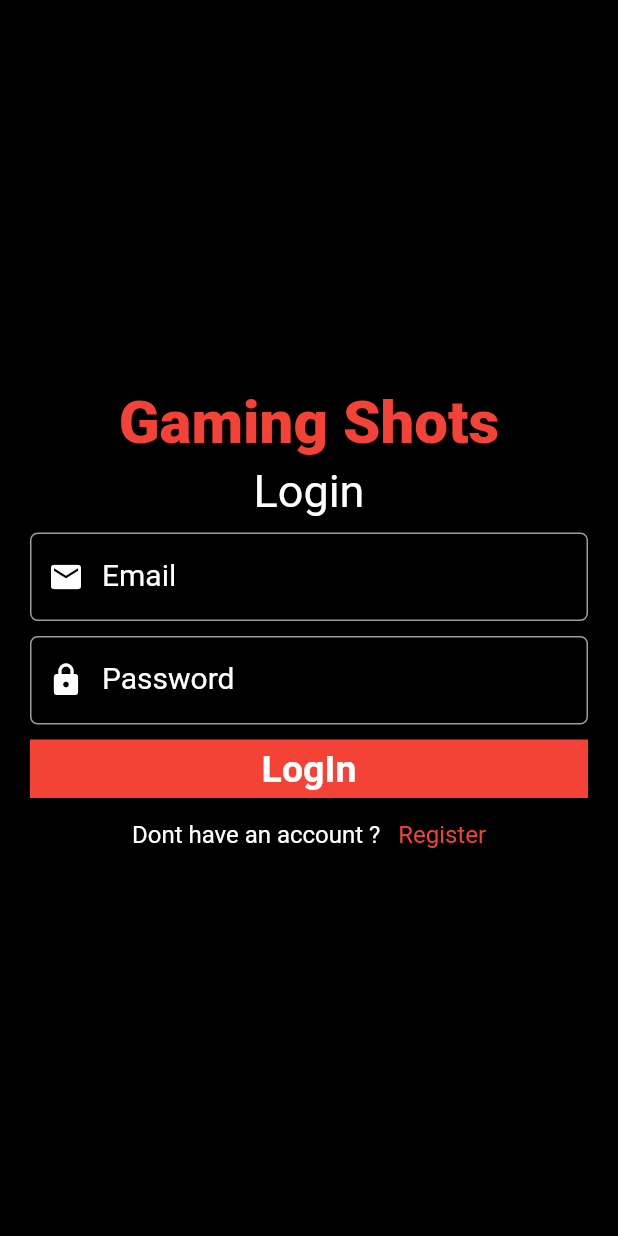
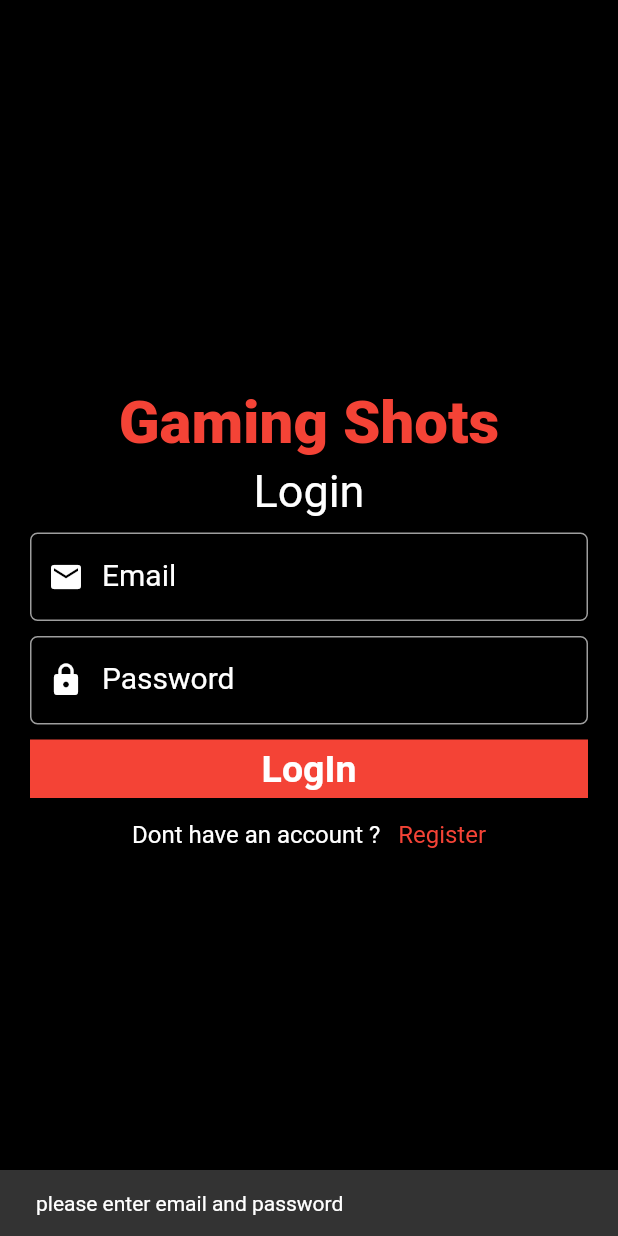
Before and after one commit to aman246149/reels-app, a Flutter app: the screen it shows after launch, after a tap on "LogIn", on a phone screen of 412 x 824 dp. Run offline on Flutter 3.47's test engine with Material 2 defaults, Android fonts, the phone set to English and light mode, and no system bars; our stand-ins replace chewie, cloud_firestore, firebase_auth, firebase_core, firebase_storage, flutter_swiper and 2 more; accounts and stored records are empty; network calls fail.

Commit message:
authentication logic made with proper functionality

```diff
--- /dev/null
+++ b/lib/Models/UserModel.dart
@@ -0,0 +1,23 @@
+class UserModel {
+  String userName;
+  String photoUrl;
+  String uid;
+
+  UserModel(
+      {required this.userName, required this.photoUrl, required this.uid});
+
+  //convert user object into json
+
+  Map<String, dynamic> toJson() {
+    return {"userName": userName, "photoUrl": photoUrl, "uid": uid};
+  }
+
+  //convert json object into UserObject
+
+  toObject(Map<String, dynamic> jsondata) {
+    return UserModel(
+        userName: jsondata["userName"],
+        photoUrl: jsondata["photoUrl"],
+        uid: jsondata["uid"]);
+  }
+}
--- /dev/null
+++ b/lib/Resourses/Auth_Methods.dart
@@ -0,0 +1,65 @@
+import 'dart:typed_data';
+
+import 'package:cloud_firestore/cloud_firestore.dart';
+import 'package:firebase_auth/firebase_auth.dart';
+import 'package:reels/Models/UserModel.dart';
+import 'package:reels/utils/StorageMethods.dart';
+
+class Auth_Methods {
+  final FirebaseAuth _auth = FirebaseAuth.instance;
+
+  Future<String> signUp(String email, String password, Uint8List file,
+      String username) async {
+    String res = "";
+
+    try {
+      if (email.isNotEmpty || password.isNotEmpty || username.isNotEmpty) {
+        UserCredential userCredential = await _auth
+            .createUserWithEmailAndPassword(email: email, password: password);
+
+        String imageUrl =
+            await StorageMethods().uploadTask(file, "profilePics", false);
+
+        UserModel userModel = UserModel(
+            userName: username,
+            photoUrl: imageUrl,
+            uid: _auth.currentUser!.uid);
+
+        FirebaseFirestore.instance
+            .collection("users")
+            .doc(_auth.currentUser!.uid)
+            .set(userModel.toJson());
+
+        res = "success";
+      } else {
+        res = "enter all field properly";
+      }
+    } catch (e) {
+      res = e.toString();
+    }
+
+    return res;
+  }
+
+  Future<String> login(String email, String password) async {
+    String res = "some error occured";
+
+    try {
+      if (email.isNotEmpty || password.isNotEmpty) {
+        UserCredential user = await _auth.signInWithEmailAndPassword(
+            email: email, password: password);
+
+        res = "succes";
+      } else {
+        res = "please enter email and password";
+      }
+    } catch (e) {
+      res = e.toString();
+    }
+    return res;
+  }
+
+  Future<void> signOut() async {
+    await _auth.signOut();
+  }
+}
--- a/lib/Screens/LoginScreen.dart
+++ b/lib/Screens/LoginScreen.dart
@@ -1,5 +1,7 @@
 import 'package:flutter/material.dart';
+import 'package:reels/Resourses/Auth_Methods.dart';
 import 'package:reels/Screens/RegisterScreen.dart';
+import 'package:reels/Widgets/SnackBar.dart';
 import 'package:reels/utils/Widgets/TextInputField.dart';
 import 'package:reels/utils/constant.dart';
 
@@ -11,7 +13,6 @@ class LoginScreen extends StatefulWidget {
 }
 
 class _LoginScreenState extends State<LoginScreen> {
-
   late TextEditingController emailController;
   late TextEditingController passwordController;
 
@@ -19,8 +20,8 @@ class _LoginScreenState extends State<LoginScreen> {
   void initState() {
     // TODO: implement initState
     super.initState();
-    emailController=TextEditingController();
-    passwordController=TextEditingController();
+    emailController = TextEditingController();
+    passwordController = TextEditingController();
   }
 
   @override
@@ -31,61 +32,92 @@ class _LoginScreenState extends State<LoginScreen> {
     passwordController.dispose();
   }
 
-
   @override
   Widget build(BuildContext context) {
     return Scaffold(
-        backgroundColor: mobileBackgroundColor,
+      backgroundColor: mobileBackgroundColor,
       body: Padding(
-        padding: const EdgeInsets.only(left: 20.0,right: 20),
+        padding: const EdgeInsets.only(left: 20.0, right: 20),
         child: Column(
-
           mainAxisAlignment: MainAxisAlignment.center,
           children: [
-            const Center(child: Text("Gaming Shots",style: TextStyle(color: Colors.red,fontSize: 40,fontWeight: FontWeight.w900),)),
-
-            const SizedBox(height: 5,),
-
-            const Text("Login",style: TextStyle(color: primaryColor,fontSize: 30),),
-            const SizedBox(height: 10,),
+            const Center(
+                child: Text(
+              "Gaming Shots",
+              style: TextStyle(
+                  color: Colors.red, fontSize: 40, fontWeight: FontWeight.w900),
+            )),
+            const SizedBox(
+              height: 5,
+            ),
+            const Text(
+              "Login",
+              style: TextStyle(color: primaryColor, fontSize: 30),
+            ),
+            const SizedBox(
+              height: 10,
+            ),
             TextInputField(
               controller: emailController,
               icon: Icons.email,
               labelText: "Email",
               isObscure: false,
             ),
-            const SizedBox(height: 10,),
+            const SizedBox(
+              height: 10,
+            ),
             TextInputField(
               controller: passwordController,
               icon: Icons.lock,
               labelText: "Password",
               isObscure: true,
             ),
-            const SizedBox(height: 5,),
-
-            const SizedBox(height: 5,),
-            InkWell(onTap: (){
-
-            },
+            const SizedBox(
+              height: 5,
+            ),
+            const SizedBox(
+              height: 5,
+            ),
+            InkWell(
+              onTap: () async {
+                String response = await Auth_Methods()
+                    .login(emailController.text, passwordController.text);
+                customSnackBar(response, context);
+              },
               child: Container(
-                padding: const EdgeInsets.only(top: 5,bottom: 5),
+                padding: const EdgeInsets.only(top: 5, bottom: 5),
                 width: double.infinity,
                 color: Colors.red,
-                child: const Center(child:  Text("LogIn",style: TextStyle(color: primaryColor,fontSize: 25,fontWeight: FontWeight.bold),)),
+                child: const Center(
+                    child: Text(
+                  "LogIn",
+                  style: TextStyle(
+                      color: primaryColor,
+                      fontSize: 25,
+                      fontWeight: FontWeight.bold),
+                )),
               ),
             ),
-            const SizedBox(height: 15,),
+            const SizedBox(
+              height: 15,
+            ),
             InkWell(
-              onTap: (){
-                Navigator.pushReplacement(context, MaterialPageRoute(builder: (context) => SignUpScreen(),));
+              onTap: () {
+                Navigator.pushReplacement(
+                    context,
+                    MaterialPageRoute(
+                      builder: (context) => SignUpScreen(),
+                    ));
               },
-              child: RichText(text: const TextSpan(
-                children: [
-                  TextSpan(text:"Dont have an account ?",style: TextStyle(color: primaryColor,fontSize: 16)),
-
-                  TextSpan(text: "   Register",style: TextStyle(color: Colors.red,fontSize: 16))
-                ]
-              )),
+              child: RichText(
+                  text: const TextSpan(children: [
+                TextSpan(
+                    text: "Dont have an account ?",
+                    style: TextStyle(color: primaryColor, fontSize: 16)),
+                TextSpan(
+                    text: "   Register",
+                    style: TextStyle(color: Colors.red, fontSize: 16))
+              ])),
             )
           ],
         ),
--- /dev/null
+++ b/lib/Widgets/SnackBar.dart
@@ -0,0 +1,6 @@
+import 'package:flutter/material.dart';
+
+customSnackBar(String content, BuildContext context) {
+  return ScaffoldMessenger.of(context)
+      .showSnackBar(SnackBar(content: Text(content)));
+}
--- a/lib/main.dart
+++ b/lib/main.dart
@@ -1,25 +1,25 @@
 // @dart=2.9
+import 'package:firebase_core/firebase_core.dart';
 import 'package:flutter/material.dart';
 import 'package:reels/Screens/HomePage.dart';
 import 'package:reels/Screens/LoginScreen.dart';
 
-void main() {
-  runApp( MyApp());
+void main() async {
+  WidgetsFlutterBinding.ensureInitialized();
+  await Firebase.initializeApp();
+  runApp(MyApp());
 }
 
 class MyApp extends StatelessWidget {
-
-
   // This widget is the root of your application.
   @override
   Widget build(BuildContext context) {
     return MaterialApp(
       title: 'Flutter Demo',
       theme: ThemeData(
-
         primarySwatch: Colors.blue,
       ),
-      home:  const LoginScreen(),
+      home: const LoginScreen(),
     );
   }
 }
--- /dev/null
+++ b/lib/utils/StorageMethods.dart
@@ -0,0 +1,21 @@
+import 'dart:typed_data';
+
+import 'package:firebase_auth/firebase_auth.dart';
+import 'package:firebase_storage/firebase_storage.dart';
+
+class StorageMethods {
+  FirebaseStorage storage = FirebaseStorage.instance;
+  final FirebaseAuth _auth = FirebaseAuth.instance;
+
+  Future<String> uploadTask(Uint8List file, String child, bool isPost) async {
+    Reference ref = storage.ref().child(child).child(_auth.currentUser!.uid);
+
+    UploadTask task = ref.putData(file);
+
+    TaskSnapshot snap = await task;
+
+    String downloadUrl = await snap.ref.getDownloadURL();
+
+    return downloadUrl;
+  }
+}
```
Also changed, not shown: lib/Resourses/FirebaseMethods.dart (added, +8 -0 lines), lib/Screens/RegisterScreen.dart (+96 -40 lines), lib/Widgets/ImagePickerCustom.dart (added, +13 -0 lines), pubspec.yaml (+12 -0 lines), pubspec.lock, 3 other files.
